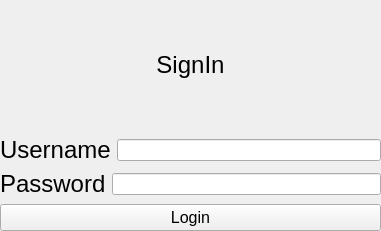
Above: project_managment/project_managment/LoginWindow.ui from Sleyn2/IO_projectmanagement before the change. Below: the same form after it.
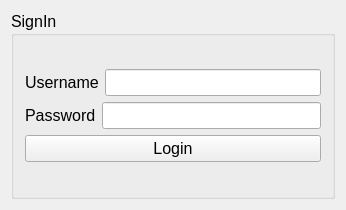
That is the form after the change.

```diff
--- a/project_managment/project_managment/LoginWindow.ui
+++ b/project_managment/project_managment/LoginWindow.ui
@@ -1,57 +1,37 @@
 <?xml version="1.0" encoding="UTF-8"?>
 <ui version="4.0">
- <class>MainWindow</class>
- <widget class="QMainWindow" name="MainWindow">
+ <class>LoginWindow</class>
+ <widget class="QWidget" name="LoginWindow">
   <property name="geometry">
    <rect>
     <x>0</x>
     <y>0</y>
-    <width>381</width>
-    <height>231</height>
+    <width>346</width>
+    <height>210</height>
    </rect>
   </property>
+  <property name="font">
+   <font>
+    <family>Arial</family>
+    <pointsize>12</pointsize>
+   </font>
+  </property>
   <property name="windowTitle">
    <string>MainWindow</string>
   </property>
-  <widget class="QWidget" name="centralwidget">
-   <widget class="QWidget" name="">
-    <property name="geometry">
-     <rect>
-      <x>0</x>
-      <y>0</y>
-      <width>381</width>
-      <height>231</height>
-     </rect>
-    </property>
-    <layout class="QVBoxLayout" name="verticalLayout_2">
-     <item>
-      <layout class="QVBoxLayout" name="verticalLayout">
-       <item>
-        <widget class="QLabel" name="label">
-         <property name="font">
-          <font>
-           <family>Arial</family>
-           <pointsize>18</pointsize>
-          </font>
-         </property>
-         <property name="text">
+  <layout class="QGridLayout" name="gridLayout">
+   <item row="0" column="0">
+    <widget class="QGroupBox" name="groupBox">
+     <property name="title">
           <string>SignIn</string>
          </property>
-         <property name="alignment">
-          <set>Qt::AlignCenter</set>
-         </property>
-        </widget>
-       </item>
+     <layout class="QGridLayout" name="gridLayout_2">
+      <item row="0" column="0">
+       <layout class="QVBoxLayout" name="verticalLayout">
        <item>
         <layout class="QHBoxLayout" name="horizontalLayout">
          <item>
-          <widget class="QLabel" name="label_2">
-           <property name="font">
-            <font>
-             <family>Arial</family>
-             <pointsize>18</pointsize>
-            </font>
-           </property>
+           <widget class="QLabel" name="label">
            <property name="text">
             <string>Username</string>
            </property>
@@ -65,13 +45,7 @@
        <item>
         <layout class="QHBoxLayout" name="horizontalLayout_2">
          <item>
-          <widget class="QLabel" name="label_3">
-           <property name="font">
-            <font>
-             <family>Arial</family>
-             <pointsize>18</pointsize>
-            </font>
-           </property>
+           <widget class="QLabel" name="label_2">
            <property name="text">
             <string>Password</string>
            </property>
@@ -82,24 +56,21 @@
          </item>
         </layout>
        </item>
-      </layout>
-     </item>
      <item>
       <widget class="QPushButton" name="pushButton_login">
-       <property name="font">
-        <font>
-         <pointsize>12</pointsize>
-        </font>
-       </property>
        <property name="text">
         <string>Login</string>
        </property>
       </widget>
      </item>
     </layout>
-   </widget>
-  </widget>
- </widget>
+      </item>
+     </layout>
+    </widget>
+   </item>
+  </layout>
+ </widget>
+ <layoutdefault spacing="6" margin="11"/>
  <resources/>
  <connections/>
 </ui>
```
Left out of the diff: 2 changed lines with no effect on the pictures. Lines whose indentation alone changed are shown as unchanged.
